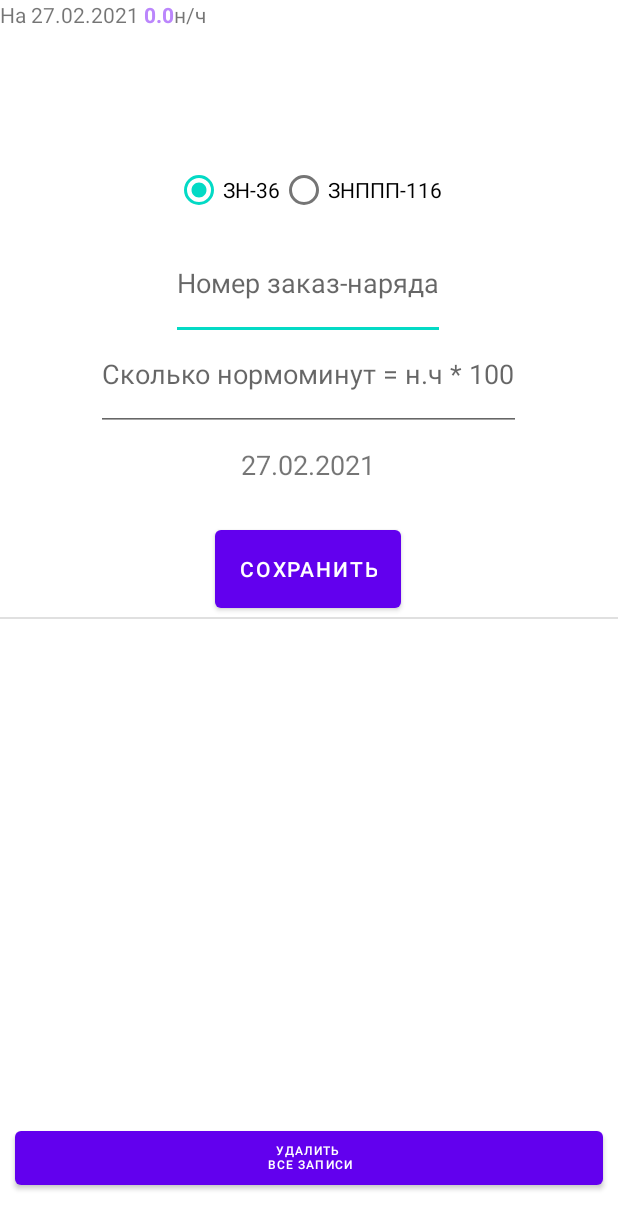
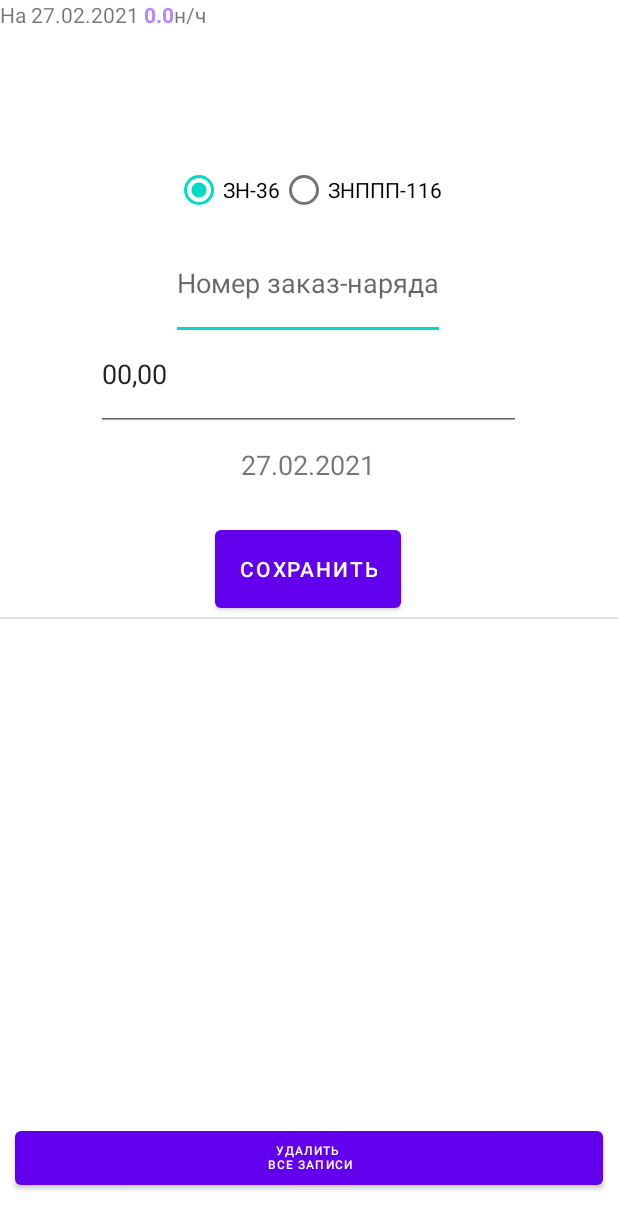
Before and after one commit to Zakupki-iz-Europe/My_Application2, an Android app: the screen it shows after launch (MainActivity), on a phone screen of 412 x 824 dp. Shown: the top 1229 px of the screen. Run offline under Robolectric (Android 15) with nearby library versions, the phone set to English and light mode, and no system bars; 1 statement that could not run was skipped.

Commit message:
всё работает. надо изменить цвет текста, чтоб под тему был и можно переводить базу в список. хотя нужно ещё сделать возможность редактировать текствиев с часами

```diff
--- a/app/src/main/res/layout-land/activity_main.xml
+++ b/app/src/main/res/layout-land/activity_main.xml
@@ -72,15 +72,43 @@
                 android:gravity="start"
                 android:hint="Номер заказ-наряда"
                 android:inputType="number" />
-            <EditText
-                android:id="@+id/normochasy"
+            <TextView
+                android:id="@+id/tv_chasy"
+                android:layout_width="wrap_content"
+                android:layout_height="wrap_content"
+                android:layout_weight="1"
+                android:text="@string/vsego_chasov"
+                android:gravity="center"/>
+
+            <LinearLayout
                 android:layout_width="wrap_content"
                 android:layout_height="wrap_content"
                 android:layout_gravity="center"
                 android:layout_weight="1"
                 android:gravity="start"
-                android:hint="Сколько нормоминут = н.ч * 100"
-                android:inputType="time" />
+                android:orientation="horizontal">
+
+
+                <EditText
+                    android:id="@+id/normochasy"
+                    android:layout_width="wrap_content"
+                    android:layout_height="wrap_content"
+                    android:layout_gravity="center"
+                    android:text="00,00"
+                    android:inputType="numberDecimal"
+                    android:digits="1234567890.,"
+                    />
+
+                <Button
+                    android:id="@+id/but_plus"
+                    android:onClick="addJob"
+                    android:layout_width="wrap_content"
+                    android:layout_height="wrap_content"
+                    android:gravity="center"
+                    android:text="Добавить" />
+
+            </LinearLayout>
+
             <TextView
                 android:id="@+id/currentDateTime"
                 android:layout_width="wrap_content"
--- a/app/src/main/res/layout/activity_main.xml
+++ b/app/src/main/res/layout/activity_main.xml
@@ -82,6 +82,7 @@
                 android:layout_height="wrap_content"
                 android:layout_weight="1"
                 android:layout_gravity="center"
+
                 android:onClick="saveText"
                 android:text="Сохранить"/>
 
--- a/app/src/main/res/values/strings.xml
+++ b/app/src/main/res/values/strings.xml
@@ -3,9 +3,9 @@
     <string name="_36">ЗН-36</string>
     <string name="_116">ЗНППП-116</string>
     <string name="save_text">Сохранить</string>
-    <string name="normo_chasy">Сколько нормоминут = н.ч * 100</string>
     <string name="zn_number">Номер заказ-наряда</string>
     <string name="zag2">ЗНППП-116</string>
     <string name="zag1">ЗН-36</string>
     <string name="del_strings">Удалить \nвсе записи</string>
+    <string name="vsego_chasov">Всего часов:</string>
 </resources>
```
Also changed, not shown: app/src/main/java/com/example/myapplication2/MainActivity.java (+77 -40 lines), app/src/main/java/com/example/myapplication2/sqlite/Note.java (+5 -5 lines).
